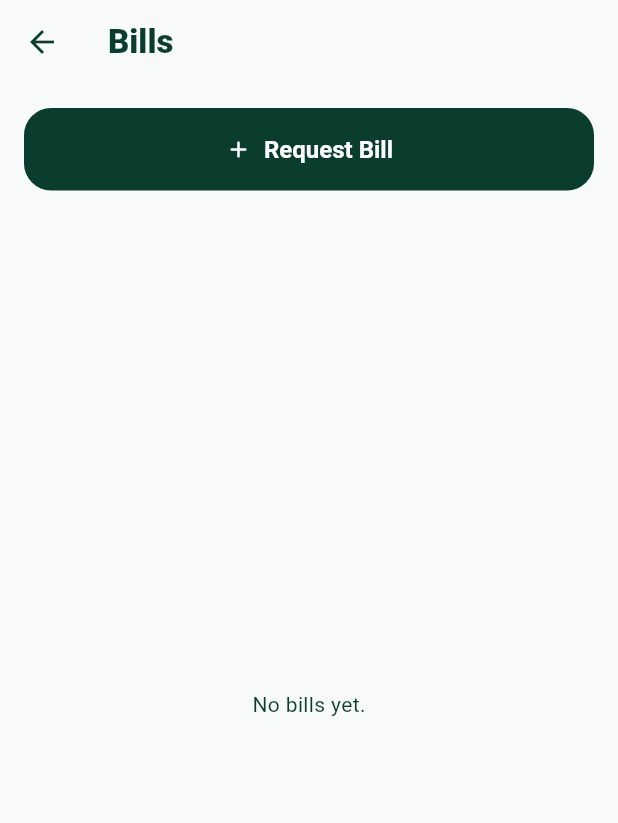
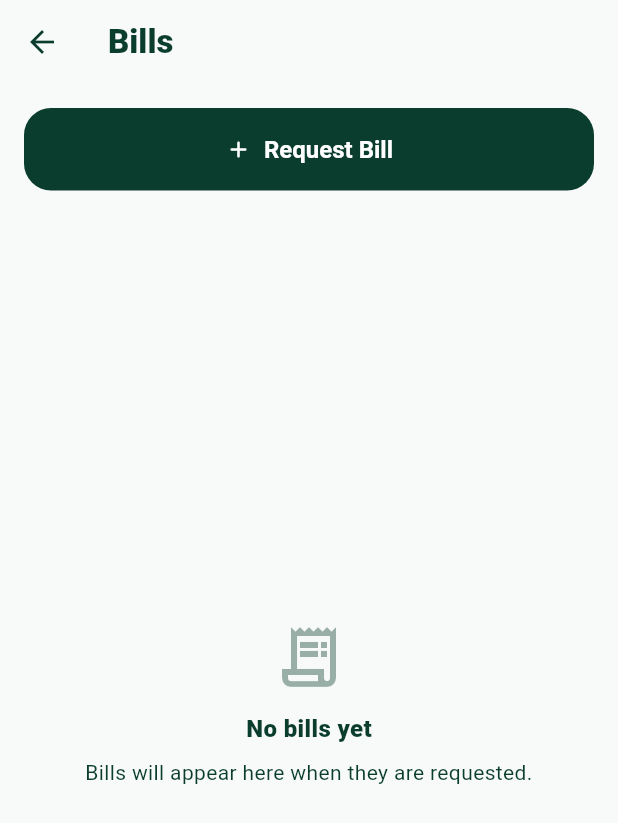
Before and after one commit to HusseinAbdow/roovia, a Flutter app: the ExpenseScreen screen opened directly with empty values, on a phone screen of 412 x 824 dp. Shown: the top 823 px of the screen. Run offline on Flutter 3.47's test engine with Material 3 defaults, Android fonts, the phone set to English and light mode, and no system bars; our stand-ins replace cached_network_image, cloud_firestore, file_picker, firebase_auth, firebase_core, firebase_messaging and 5 more; accounts and stored records are empty.

Commit message:
fix: improve expense loading and empty states

```diff
--- a/lib/screens/expense_screen.dart
+++ b/lib/screens/expense_screen.dart
@@ -28,6 +28,15 @@ class _ExpenseScreenState extends State<ExpenseScreen> {
   final ExpenseService _expenseService = ExpenseService();
   final HouseService _houseService = HouseService();
   String _selectedCategory = 'all';
+  int _streamVersion = 0;
+  List<ExpenseModel>? _lastBills;
+
+  void _retryBills() {
+    // Re-subscribe to the existing bills stream (no new service/architecture).
+    setState(() {
+      _streamVersion++;
+    });
+  }
 
   @override
   Widget build(BuildContext context) {
@@ -58,22 +67,95 @@ class _ExpenseScreenState extends State<ExpenseScreen> {
             // Expenses list
             Expanded(
               child: StreamBuilder<List<ExpenseModel>>(
+                key: ValueKey(_streamVersion),
                 stream: _expenseService.streamExpenses(widget.house.houseId),
                 builder: (context, snapshot) {
-                  if (snapshot.connectionState == ConnectionState.waiting) {
-                    return const Center(child: CircularProgressIndicator(color: _darkGreen));
+                  if (snapshot.hasData) {
+                    _lastBills = snapshot.data;
+                  }
+                  final cachedBills = _lastBills;
+                  final bills = snapshot.data ?? cachedBills ?? const <ExpenseModel>[];
+
+                  // Initial load only: a refresh must not hide already-loaded
+                  // content behind a full-screen spinner.
+                  final isInitialLoading =
+                      snapshot.connectionState == ConnectionState.waiting &&
+                      cachedBills == null &&
+                      !snapshot.hasData;
+                  if (isInitialLoading) {
+                    return const Center(
+                      child: Column(
+                        mainAxisSize: MainAxisSize.min,
+                        children: [
+                          CircularProgressIndicator(color: _darkGreen),
+                          SizedBox(height: 12),
+                          Text('Loading bills...'),
+                        ],
+                      ),
+                    );
                   }
 
-                  if (snapshot.hasError) {
-                    // Surface the error for debugging (also printed to log)
-                    final err = snapshot.error?.toString() ?? 'Unknown error';
-                    debugPrint('Expense stream error: $err');
-                    return Center(child: Text('Could not load bills: $err'));
+                  if (snapshot.hasError && bills.isEmpty) {
+                    // Friendly message for users; raw error stays in logs.
+                    debugPrint('Expense stream error: ${snapshot.error}');
+                    return Center(
+                      child: Padding(
+                        padding: const EdgeInsets.all(24),
+                        child: Column(
+                          mainAxisSize: MainAxisSize.min,
+                          children: [
+                            Icon(
+                              Icons.error_outline_rounded,
+                              size: 48,
+                              color: _darkGreen.withValues(alpha: 0.5),
+                            ),
+                            const SizedBox(height: 12),
+                            const Text(
+                              'Something went wrong while loading your bills.',
+                              textAlign: TextAlign.center,
+                            ),
+                            const SizedBox(height: 16),
+                            ElevatedButton.icon(
+                              onPressed: _retryBills,
+                              icon: const Icon(Icons.refresh_rounded),
+                              label: const Text('Try again'),
+                            ),
+                          ],
+                        ),
+                      ),
+                    );
                   }
 
-                  final bills = snapshot.data ?? const <ExpenseModel>[];
                   if (bills.isEmpty) {
-                    return const Center(child: Text('No bills yet.'));
+                    return Center(
+                      child: Padding(
+                        padding: const EdgeInsets.all(24),
+                        child: Column(
+                          mainAxisSize: MainAxisSize.min,
+                          children: [
+                            Icon(
+                              Icons.receipt_long_outlined,
+                              size: 48,
+                              color: _darkGreen.withValues(alpha: 0.4),
+                            ),
+                            const SizedBox(height: 12),
+                            const Text(
+                              'No bills yet',
+                              style: TextStyle(
+                                fontWeight: FontWeight.w800,
+                                fontSize: 16,
+                                color: _darkGreen,
+                              ),
+                            ),
+                            const SizedBox(height: 8),
+                            const Text(
+                              'Bills will appear here when they are requested.',
+                              textAlign: TextAlign.center,
+                            ),
+                          ],
+                        ),
+                      ),
+                    );
                   }
 
                   final categories = <String>{'all', ...bills.map((bill) => bill.category)};
@@ -101,8 +183,44 @@ class _ExpenseScreenState extends State<ExpenseScreen> {
                     (total, bill) => total + sanitizeMoneyAmount(bill.perPersonAmount),
                   );
 
+                  if (snapshot.hasError) {
+                    debugPrint('Expense stream refresh error: ${snapshot.error}');
+                  }
+
                   return ListView(
                     children: [
+                      // Refresh failed but previously loaded bills are still
+                      // shown; offer a lightweight inline retry instead of
+                      // replacing the whole screen with an error.
+                      if (snapshot.hasError) ...[
+                        Container(
+                          margin: const EdgeInsets.only(bottom: 12),
+                          padding: const EdgeInsets.symmetric(horizontal: 12, vertical: 10),
+                          decoration: BoxDecoration(
+                            color: Colors.white,
+                            borderRadius: BorderRadius.circular(12),
+                          ),
+                          child: Row(
+                            children: [
+                              Icon(
+                                Icons.error_outline_rounded,
+                                size: 20,
+                                color: Colors.red.shade700,
+                              ),
+                              const SizedBox(width: 8),
+                              const Expanded(
+                                child: Text(
+                                  'Something went wrong while refreshing your bills.',
+                                ),
+                              ),
+                              TextButton(
+                                onPressed: _retryBills,
+                                child: const Text('Try again'),
+                              ),
+                            ],
+                          ),
+                        ),
+                      ],
                       Container(
                         padding: const EdgeInsets.all(16),
                         decoration: BoxDecoration(
```
